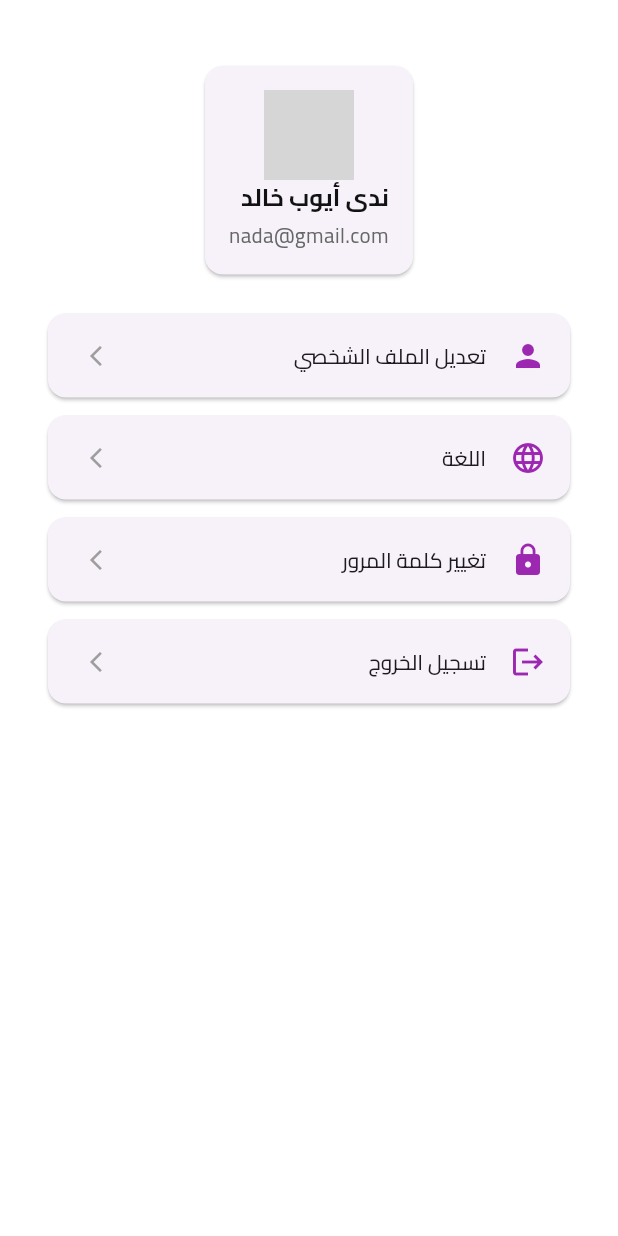
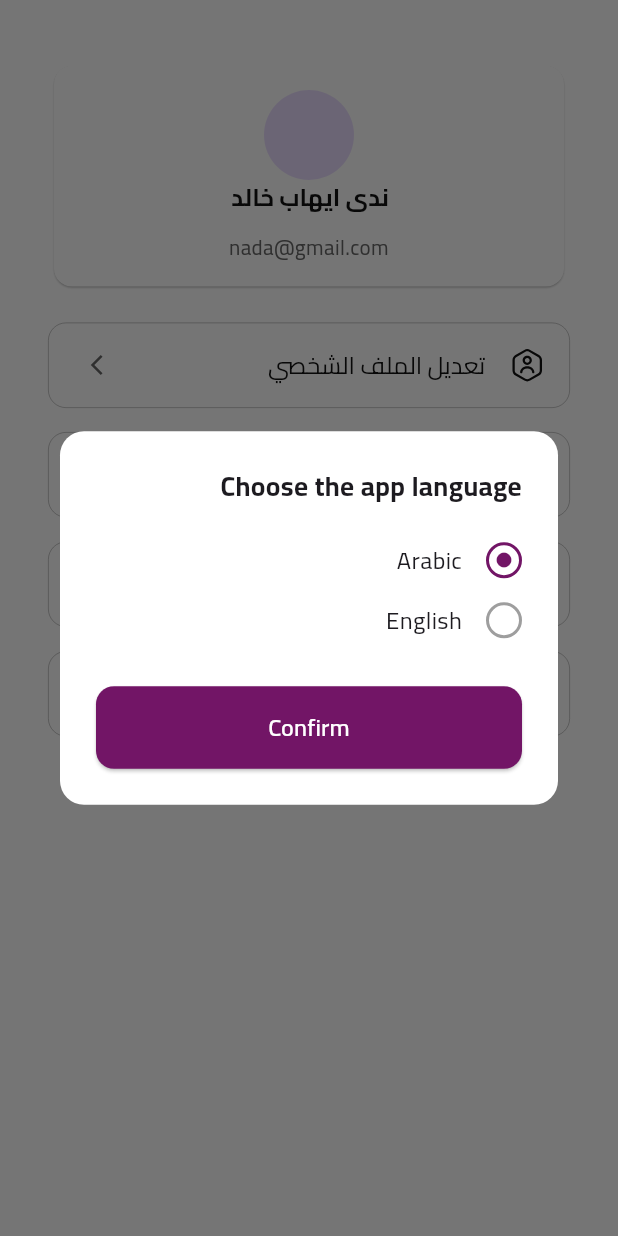
Before and after one commit to AyaAdelHabashi/qutoes_app, a Flutter app: the Profile screen opened directly, after a tap on "اللغة", on a phone screen of 412 x 824 dp. Run offline on Flutter 3.47's test engine with Material 3 defaults, Android fonts, the phone set to English and light mode, and no system bars; our stand-ins replace easy_localization, flutter_svg; network calls fail; grey boxes are pictures that could not be loaded.

Commit message:
some edites nada

```diff
--- a/assets/localization/ar.json
+++ b/assets/localization/ar.json
@@ -13,7 +13,10 @@
     "profile":"ملفي الشخصي",
     "loves":"الاعجابات",
     "my_quotes":"اقتباساتي",
-    "home":"الرئيسية"
+    "home":"الرئيسية",
+    "language":"اللغة ",
+    "edit_profile":"تعديل الملف الشخصي ",
+    "change+password":"تغيير كلمة المرور"
 
 
 
--- a/lib/core/theme/light_theme.dart
+++ b/lib/core/theme/light_theme.dart
@@ -4,8 +4,9 @@ import 'colors.dart';
 class LightAppTheme {
   static final ThemeData themeData = ThemeData(
       brightness: Brightness.light,
+
   fontFamily: 'Cairo',
-  scaffoldBackgroundColor: const Color(0xFFF8F9FA),
+  scaffoldBackgroundColor: const Color.fromARGB(255, 255, 255, 255),
   primaryColor: ColorsApp.primary,
 
   appBarTheme: AppBarTheme(
--- a/lib/feature/profile/ui/profile.dart
+++ b/lib/feature/profile/ui/profile.dart
@@ -3,8 +3,11 @@ import 'package:flutter/material.dart';
 import 'package:flutter_svg/svg.dart';
 import 'package:qutoes_app/core/theme/colors.dart';
 import 'package:qutoes_app/core/widgets/appbar.dart';
+import 'package:qutoes_app/feature/profile/ui/widgets/lang_dialog.dart';
+import 'package:qutoes_app/feature/profile/ui/widgets/logout.dart';
 import 'package:qutoes_app/feature/profile/ui/widgets/profile_action.dart';
 import 'package:qutoes_app/feature/profile/ui/widgets/profile_header.dart';
+import 'package:qutoes_app/feature/profile/ui/widgets/profile_tile.dart';
 
 class Profile extends StatelessWidget {
   const Profile({super.key});
@@ -20,17 +23,62 @@ class Profile extends StatelessWidget {
          child: Scaffold(
        backgroundColor: ColorsApp.background,
 
+
           body: SingleChildScrollView(
-        padding: const EdgeInsets.all(16),
+
+        padding:  EdgeInsets.all(16),
         child: Column(
-          children: const [
+          children:  [
             ProfileHeader(
-              name: "ندى أيوب خالد",
+              name: "ندى ايهاب خالد",
               email: "nada@gmail.com",
               imageUrl: "https://i.pravatar.cc/300",
             ),
             SizedBox(height: 16),
-            ProfileActions(),
+          //  ProfileActions(),
+             ProfileOptionTile(
+                  icon: 'assets/images/edit_profile.svg',
+                  title: tr("edit_profile"),
+                  onTap: () {
+
+                  },
+                ),
+                SizedBox(height: 8,),
+                  ProfileOptionTile(
+                  icon: 'assets/images/translate.svg',
+                  title: tr('language'),
+                  onTap: () {
+                    showDialog(
+                      context: context,
+                      builder: (BuildContext context) {
+                        return LanguageDialog();
+                      },
+                    );
+                  },
+                ),
+                 SizedBox(height: 8,),
+                 ProfileOptionTile(
+                  icon: 'assets/images/change_password.svg',
+                   title: tr('change+password'),
+                    onTap: (){}
+                ),
+                SizedBox(height:8 ,),
+                  ProfileOptionTile(
+                  icon: 'assets/images/logout.svg',
+                  title: tr('logout'),
+                  iconColor: Colors.red,
+                  onTap: () {
+                    showDialog(
+                      context: context,
+                      builder: (BuildContext context) {
+                        return LogoutDialog();
+                      },
+                    );
+                  },
+                ),
+
+
+
           ],
         ),
       ),
--- /dev/null
+++ b/lib/feature/profile/ui/widgets/lang_dialog.dart
@@ -0,0 +1,83 @@
+// language_dialog.dart
+
+import 'package:easy_localization/easy_localization.dart';
+import 'package:flutter/material.dart';
+import 'package:qutoes_app/core/theme/colors.dart';
+
+class LanguageDialog extends StatefulWidget {
+   LanguageDialog({Key? key}) : super(key: key);
+
+  @override
+  _LanguageDialogState createState() => _LanguageDialogState();
+}
+
+class _LanguageDialogState extends State<LanguageDialog> {
+  String _selectedLanguage = 'English';
+  @override
+  Widget build(BuildContext context) {
+    return Dialog(
+      backgroundColor: ColorsApp.background,
+      shape: RoundedRectangleBorder(borderRadius: BorderRadius.circular(16.0)),
+      child: Padding(
+        padding: const EdgeInsets.all(24.0),
+        child: Column(
+          mainAxisSize: MainAxisSize.min,
+          crossAxisAlignment: CrossAxisAlignment.start,
+          children: [
+            Text(tr('Choose the app language'), style: TextStyle(fontSize: 18, fontWeight: FontWeight.bold)),
+            const SizedBox(height: 16),
+            _buildLanguageOption('Arabic'),
+            _buildLanguageOption('English'),
+            const SizedBox(height: 24),
+            SizedBox(
+              width: double.infinity,
+              child: ElevatedButton(
+                onPressed: () {
+                  Navigator.of(context).pop(_selectedLanguage);
+                },
+                style: ElevatedButton.styleFrom(
+                  backgroundColor: ColorsApp.primary, // لون الزر
+                  padding: const EdgeInsets.symmetric(vertical: 16),
+                  shape: RoundedRectangleBorder(borderRadius: BorderRadius.circular(12)),
+                ),
+                child: const Text('Confirm', style: TextStyle(fontSize: 16, color: ColorsApp.background)),
+              ),
+            ),
+          ],
+        ),
+      ),
+    );
+  }
+
+  Widget _buildLanguageOption(String language) {
+    String selectedLanguage = context.locale.languageCode == 'ar' ? 'Arabic' : 'English';
+    return InkWell(
+      onTap: () {
+        setState(() {
+          _selectedLanguage = language;
+          context.setLocale(Locale(language == 'Arabic' ? 'ar' : 'en'));
+        });
+      },
+      child: Padding(
+        padding: const EdgeInsets.symmetric(vertical: 8.0),
+        child: Row(
+          children: [
+            Container(
+              width: 24,
+              height: 24,
+              decoration: BoxDecoration(
+                shape: BoxShape.circle,
+                border: Border.all(color: selectedLanguage == language ? ColorsApp.primary : Colors.grey, width: 2),
+              ),
+              child: selectedLanguage == language
+                  ? const Center(child: Icon(Icons.circle, size: 12, color: ColorsApp.primary))
+                  : null,
+            ),
+            const SizedBox(width: 16),
+            Text(language, style: const TextStyle(fontSize: 16)),
+          ],
+        ),
+      ),
+    );
+  }
+}
--- a/lib/feature/profile/ui/widgets/profile_action.dart
+++ b/lib/feature/profile/ui/widgets/profile_action.dart
@@ -1,4 +1,5 @@
 import 'package:flutter/material.dart';
+import 'package:qutoes_app/core/theme/colors.dart';
 
 class ProfileActions extends StatelessWidget {
   const ProfileActions({super.key});
@@ -17,12 +18,13 @@ class ProfileActions extends StatelessWidget {
 
   Widget _buildActionItem(String title, IconData icon) {
     return Card(
+      color: ColorsApp.background,
       margin: const EdgeInsets.symmetric(vertical: 6),
       shape: RoundedRectangleBorder(borderRadius: BorderRadius.circular(12)),
       child: ListTile(
-        leading: Icon(icon, color: Colors.purple),
+        leading: Icon(icon, color:ColorsApp.primary),
         title: Text(title, style: const TextStyle(fontSize: 14, fontWeight: FontWeight.w500)),
-        trailing: const Icon(Icons.arrow_forward_ios, size: 16, color: Colors.grey),
+        trailing: const Icon(Icons.arrow_forward_ios, size: 16, color:ColorsApp.textSecondary),
         onTap: () {},
       ),
     );
--- a/lib/feature/profile/ui/widgets/profile_header.dart
+++ b/lib/feature/profile/ui/widgets/profile_header.dart
@@ -15,9 +15,11 @@ class ProfileHeader extends StatelessWidget {
 
   @override
   Widget build(BuildContext context) {
-    return Card(
-      //width: double.infinity,
-      elevation: 1,
+    return SizedBox(
+        width: double.infinity,
+      child: Card(
+        color: ColorsApp.background,
+        elevation:.5,
         shape: RoundedRectangleBorder(borderRadius: BorderRadius.circular(12)),
         child: Padding(
           padding: const EdgeInsets.all(16),
@@ -36,7 +38,7 @@ class ProfileHeader extends StatelessWidget {
                     fontWeight: FontWeight.bold,
                     fontSize: 16,color:
                   ColorsApp.textPrimary)),
-                const SizedBox(height: 4),
+                  const SizedBox(height: 12),
                   Text(email,
                   style: TextStyle(fontSize: 14,
                     color: ColorsApp.textSecondary)),
@@ -45,6 +47,7 @@ class ProfileHeader extends StatelessWidget {
             ],
           ),
         ),
+      ),
     );
   }
 }
--- /dev/null
+++ b/lib/feature/profile/ui/widgets/profile_tile.dart
@@ -0,0 +1,48 @@
+import 'package:flutter/material.dart';
+import 'package:flutter_svg/svg.dart';
+import 'package:qutoes_app/core/theme/colors.dart';
+
+class ProfileOptionTile extends StatelessWidget {
+  final String icon;
+  final String title;
+  final Color? iconColor;
+  final Widget? trailing;
+  final VoidCallback onTap;
+
+  const ProfileOptionTile({
+    super.key,
+    required this.icon,
+    required this.title,
+    this.iconColor,
+    this.trailing,
+    required this.onTap,
+  });
+
+  @override
+  Widget build(BuildContext context) {
+    return Container(
+      margin: const EdgeInsets.symmetric(vertical: 4), // مسافة بين العناصر
+      decoration: BoxDecoration(
+        color: Colors.white, // أو ColorsApp.background
+        border: Border.all(
+          color:ColorsApp.textSecondary.withOpacity(.5),
+          width: .5,
+        ),
+        borderRadius: BorderRadius.circular(12),
+      ),
+      child: ListTile(
+        onTap: onTap,
+        leading: SvgPicture.asset(
+          icon,
+          color: iconColor ?? ColorsApp.textPrimary,
+        ),
+        title: Text(
+          title,
+          style: TextStyle(color: ColorsApp.textPrimary),
+        ),
+        trailing: trailing ??
+            const Icon(Icons.arrow_forward_ios, size: 16, color: ColorsApp.textSecondary),
+      ),
+    );
+  }
+}
--- a/lib/main.dart
+++ b/lib/main.dart
@@ -42,7 +42,6 @@ class MyApp extends StatelessWidget {
       theme: LightAppTheme.themeData,
       darkTheme: DarkAppTheme.themeData,
       themeMode: ThemeMode.light,
-
       initialRoute: '/splash',
       routes: {
         '/splash': (context) => const SplashScreen(),
```
Also changed, not shown: lib/feature/profile/ui/widgets/logout.dart (added, +72 -0 lines), assets/images/change_password.svg (added), assets/images/edit_profile.svg (added), assets/images/logout.svg (added), assets/images/translate.svg (added). Lines whose indentation alone changed are shown as unchanged.
